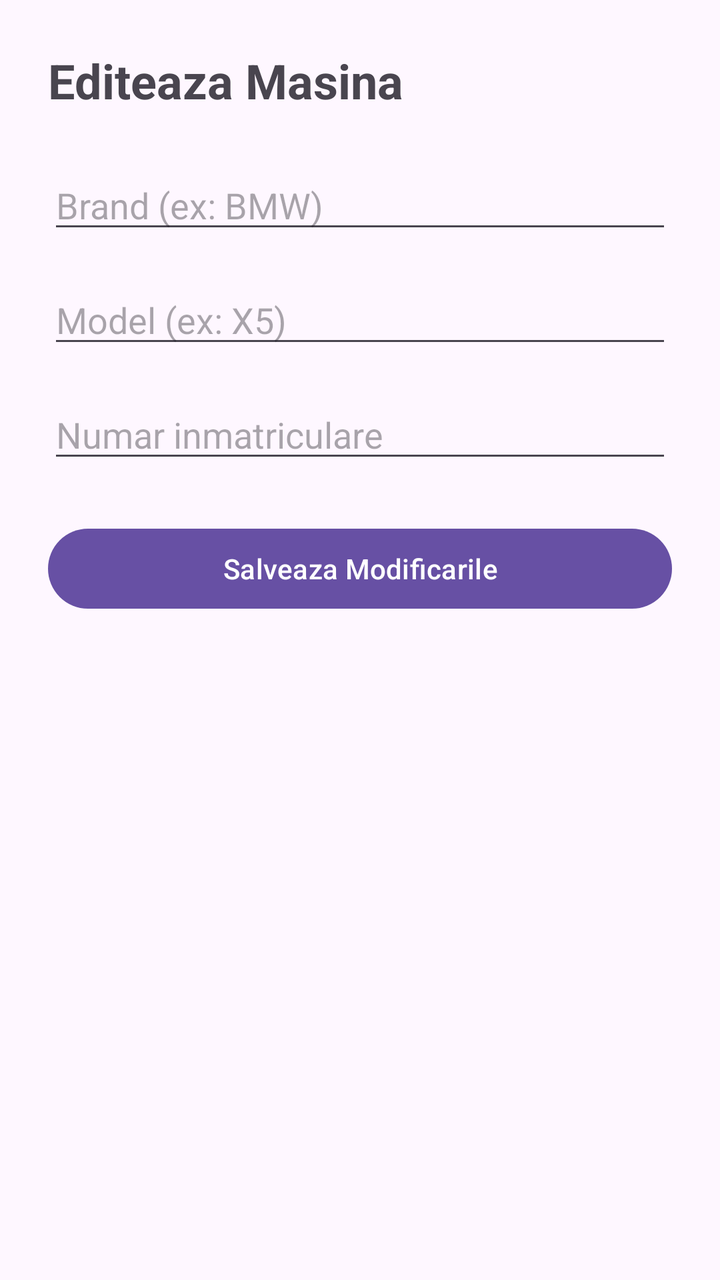
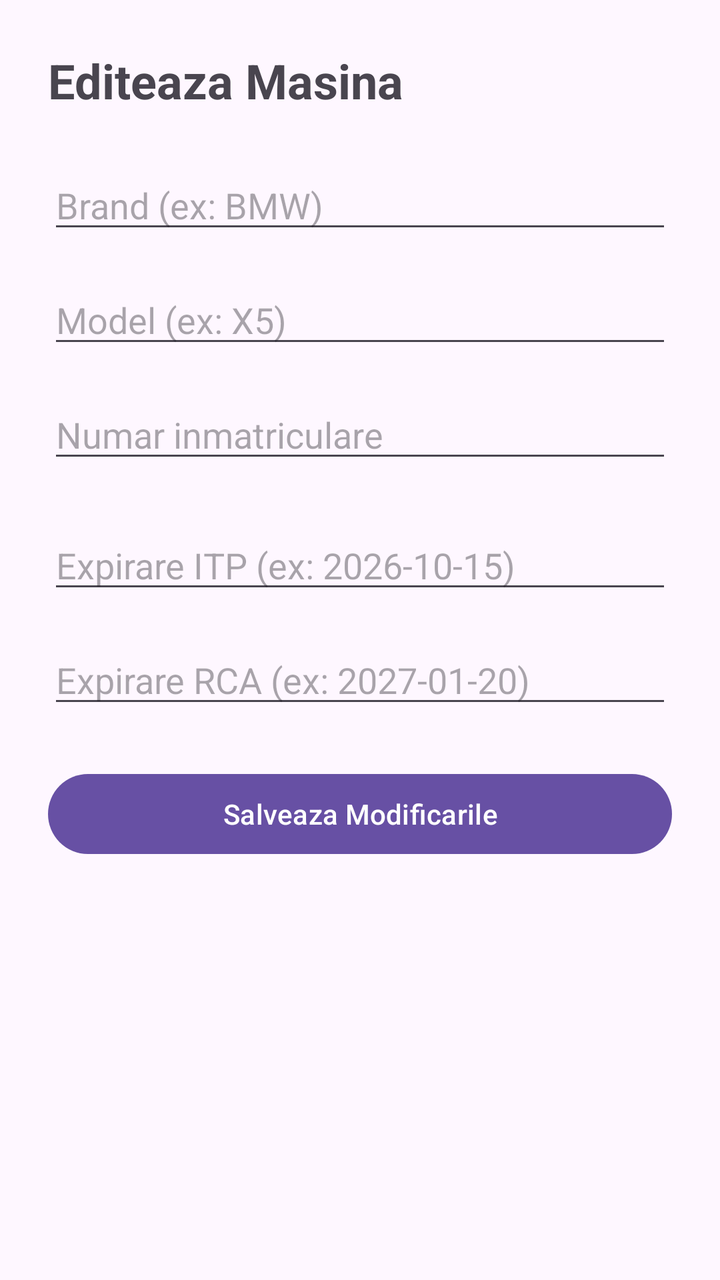

An Android layout rendered at two revisions. The XML below is the earlier revision; the diff shows what the commit changed to produce the second picture.
<!-- AndroidManifest.xml: application theme Theme.MyApplication -->
<!-- res/layout/activity_edit_car.xml -->
<?xml version="1.0" encoding="utf-8"?>
<LinearLayout xmlns:android="http://schemas.android.com/apk/res/android"
    android:layout_width="match_parent"
    android:layout_height="match_parent"
    android:orientation="vertical"
    android:padding="24dp">

    <TextView
        android:layout_width="match_parent"
        android:layout_height="wrap_content"
        android:text="Editeaza Masina"
        android:textSize="24sp"
        android:textStyle="bold"
        android:layout_marginBottom="24dp"/>

    <EditText
        android:id="@+id/etEditBrand"
        android:layout_width="match_parent"
        android:layout_height="wrap_content"
        android:hint="Brand (ex: BMW)"
        android:layout_marginBottom="16dp"/>

    <EditText
        android:id="@+id/etEditModel"
        android:layout_width="match_parent"
        android:layout_height="wrap_content"
        android:hint="Model (ex: X5)"
        android:layout_marginBottom="16dp"/>

    <EditText
        android:id="@+id/etEditPlate"
        android:layout_width="match_parent"
        android:layout_height="wrap_content"
        android:hint="Numar inmatriculare"
        android:layout_marginBottom="24dp"/>

    <Button
        android:id="@+id/btnUpdateCar"
        android:layout_width="match_parent"
        android:layout_height="wrap_content"
        android:text="Salveaza Modificarile" />

</LinearLayout>
<!-- resources referenced by this layout -->
<resources>
  <style name="Theme.MyApplication" parent="Base.Theme.MyApplication" />
  <style name="Base.Theme.MyApplication" parent="Theme.Material3.DayNight.NoActionBar">
          
          
      </style>
</resources>

<!-- the commit's change to res/layout/activity_edit_car.xml (unified diff, before → after) -->
@@ -33,7 +33,21 @@
         android:layout_height="wrap_content"
         android:hint="Numar inmatriculare"
         android:layout_marginBottom="24dp"/>
+    <EditText
+        android:id="@+id/etItpExpiration"
+        android:layout_width="match_parent"
+        android:layout_height="wrap_content"
+        android:hint="Expirare ITP (ex: 2026-10-15)"
+        android:inputType="date"
+        android:layout_marginBottom="16dp"/>
 
+    <EditText
+        android:id="@+id/etRcaExpiration"
+        android:layout_width="match_parent"
+        android:layout_height="wrap_content"
+        android:hint="Expirare RCA (ex: 2027-01-20)"
+        android:inputType="date"
+        android:layout_marginBottom="24dp"/>
     <Button
         android:id="@+id/btnUpdateCar"
         android:layout_width="match_parent"
